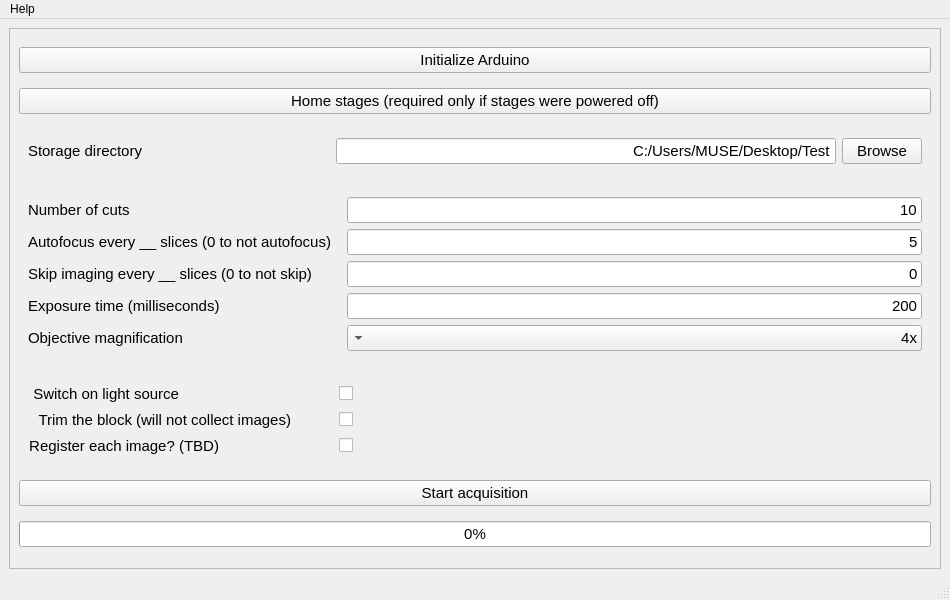
This is ui files/mainwindow.ui in ckolluru/3D-MUSE-acquire as Qt 5 draws it before an edit. The edited form follows.
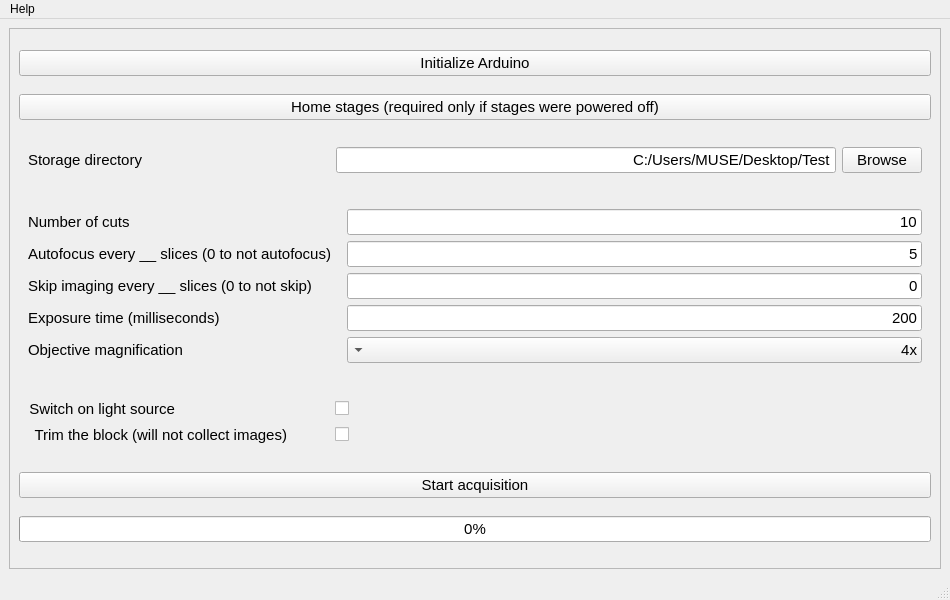
This is the edited form.

```diff
--- a/ui files/mainwindow.ui
+++ b/ui files/mainwindow.ui
@@ -454,19 +454,6 @@
            </sizepolicy>
           </property>
           <layout class="QGridLayout" name="gridLayout">
-           <item row="5" column="3">
-            <spacer name="horizontalSpacer_9">
-             <property name="orientation">
-              <enum>Qt::Horizontal</enum>
-             </property>
-             <property name="sizeHint" stdset="0">
-              <size>
-               <width>40</width>
-               <height>20</height>
-              </size>
-             </property>
-            </spacer>
-           </item>
            <item row="4" column="3">
             <spacer name="horizontalSpacer_8">
              <property name="orientation">
@@ -480,46 +467,6 @@
              </property>
             </spacer>
            </item>
-           <item row="5" column="2">
-            <widget class="QCheckBox" name="registerImageCheckbox">
-             <property name="sizePolicy">
-              <sizepolicy hsizetype="Fixed" vsizetype="Fixed">
-               <horstretch>0</horstretch>
-               <verstretch>0</verstretch>
-              </sizepolicy>
-             </property>
-             <property name="font">
-              <font>
-               <family>Segoe UI</family>
-               <pointsize>11</pointsize>
-               <weight>50</weight>
-               <bold>false</bold>
-              </font>
-             </property>
-             <property name="layoutDirection">
-              <enum>Qt::RightToLeft</enum>
-             </property>
-             <property name="styleSheet">
-              <string notr="true">spacing:120px</string>
-             </property>
-             <property name="text">
-              <string>Register each image? (TBD)</string>
-             </property>
-            </widget>
-           </item>
-           <item row="0" column="3">
-            <spacer name="horizontalSpacer_7">
-             <property name="orientation">
-              <enum>Qt::Horizontal</enum>
-             </property>
-             <property name="sizeHint" stdset="0">
-              <size>
-               <width>40</width>
-               <height>20</height>
-              </size>
-             </property>
-            </spacer>
-           </item>
            <item row="0" column="2">
             <widget class="QCheckBox" name="switchOnLightCheckbox">
              <property name="sizePolicy">
@@ -547,6 +494,19 @@
              </property>
             </widget>
            </item>
+           <item row="0" column="3">
+            <spacer name="horizontalSpacer_7">
+             <property name="orientation">
+              <enum>Qt::Horizontal</enum>
+             </property>
+             <property name="sizeHint" stdset="0">
+              <size>
+               <width>40</width>
+               <height>20</height>
+              </size>
+             </property>
+            </spacer>
+           </item>
            <item row="4" column="2">
             <widget class="QCheckBox" name="trimBlockCheckbox">
              <property name="font">
```
